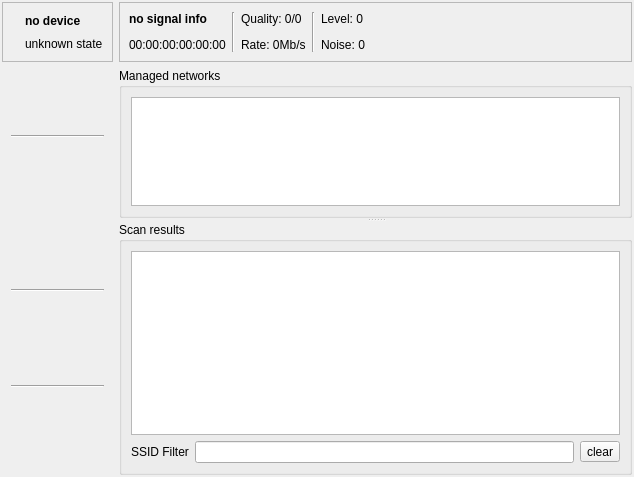
Above: qnut/airset.ui from dosnut/nut before the change. Below: the same form after it.
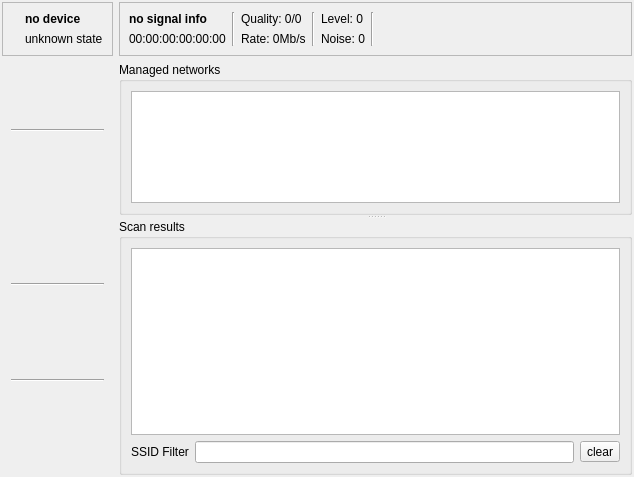
That is the form after the change.

Commit message: [qnut/wireless] rearrange actions

```diff
--- a/qnut/airset.ui
+++ b/qnut/airset.ui
@@ -94,7 +94,7 @@
       <enum>QFrame::Raised</enum>
      </property>
      <layout class="QGridLayout" name="signalFrameLayout">
-      <item row="0" column="7" rowspan="3">
+      <item row="0" column="9" rowspan="2">
        <spacer name="signalFrameSpacer">
         <property name="orientation">
          <enum>Qt::Horizontal</enum>
@@ -114,7 +114,7 @@
         </property>
        </widget>
       </item>
-      <item row="2" column="6">
+      <item row="1" column="6">
        <widget class="QLabel" name="noiseLabel">
         <property name="text">
          <string>Noise: 0</string>
@@ -134,14 +134,14 @@
         </property>
        </widget>
       </item>
-      <item row="2" column="4">
+      <item row="1" column="4">
        <widget class="QLabel" name="rateLabel">
         <property name="text">
          <string>Rate: 0Mb/s</string>
         </property>
        </widget>
       </item>
-      <item row="2" column="0" colspan="3">
+      <item row="1" column="0" colspan="3">
        <widget class="QLabel" name="bssidLabel">
         <property name="text">
          <string>00:00:00:00:00:00</string>
@@ -155,20 +155,37 @@
         </property>
        </widget>
       </item>
-      <item row="0" column="3" rowspan="3">
+      <item row="0" column="3" rowspan="2">
        <widget class="Line" name="signalQualityline">
         <property name="orientation">
          <enum>Qt::Vertical</enum>
         </property>
        </widget>
       </item>
-      <item row="0" column="5" rowspan="3">
+      <item row="0" column="5" rowspan="2">
        <widget class="Line" name="qualityLevelLine">
         <property name="orientation">
          <enum>Qt::Vertical</enum>
         </property>
        </widget>
       </item>
+      <item row="0" column="7" rowspan="2">
+       <widget class="Line" name="line">
+        <property name="orientation">
+         <enum>Qt::Vertical</enum>
+        </property>
+       </widget>
+      </item>
+      <item row="0" column="8" rowspan="2">
+       <widget class="QToolButton" name="reassociateButton">
+        <property name="toolButtonStyle">
+         <enum>Qt::ToolButtonTextBesideIcon</enum>
+        </property>
+        <property name="autoRaise">
+         <bool>true</bool>
+        </property>
+       </widget>
+      </item>
      </layout>
     </widget>
    </item>
@@ -391,6 +408,9 @@
           <verstretch>0</verstretch>
          </sizepolicy>
         </property>
+        <property name="popupMode">
+         <enum>QToolButton::InstantPopup</enum>
+        </property>
         <property name="toolButtonStyle">
          <enum>Qt::ToolButtonTextBesideIcon</enum>
         </property>
```
The commit also changes 1 other file.
